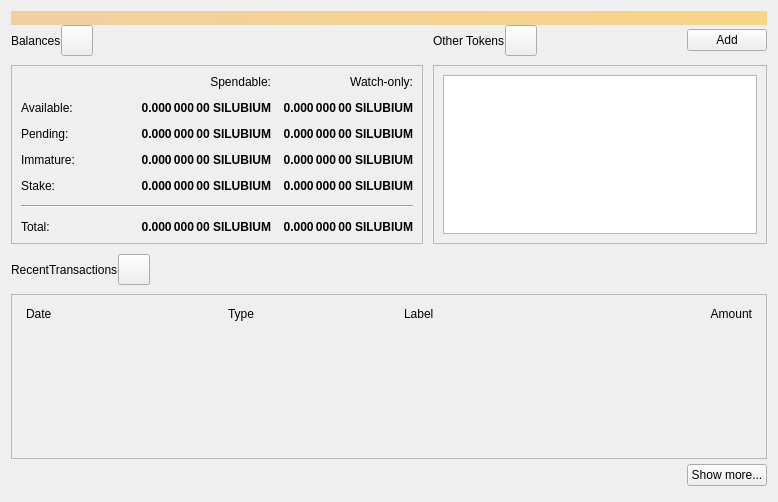
Qt form src/qt/forms/overviewpage.ui (SilubiumProject/slucore) before a commit.
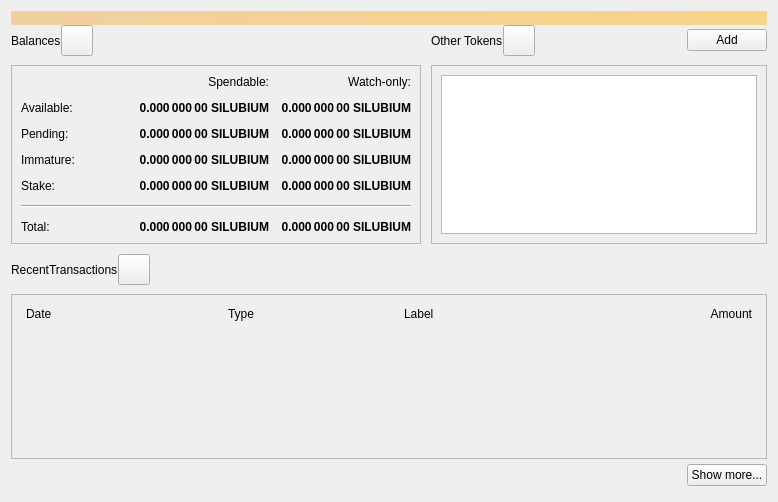
The same form after that commit. Icons and pictures are not drawn.

Patch:
```diff
--- a/src/qt/forms/overviewpage.ui
+++ b/src/qt/forms/overviewpage.ui
@@ -445,7 +445,7 @@
           <item row="7" column="0">
            <widget class="QLabel" name="labelTotalText">
             <property name="text">
-             <string>Total:        </string>
+             <string>Total:</string>
             </property>
            </widget>
           </item>
```
Left out of the diff: 8 changed lines with no effect on the pictures.
